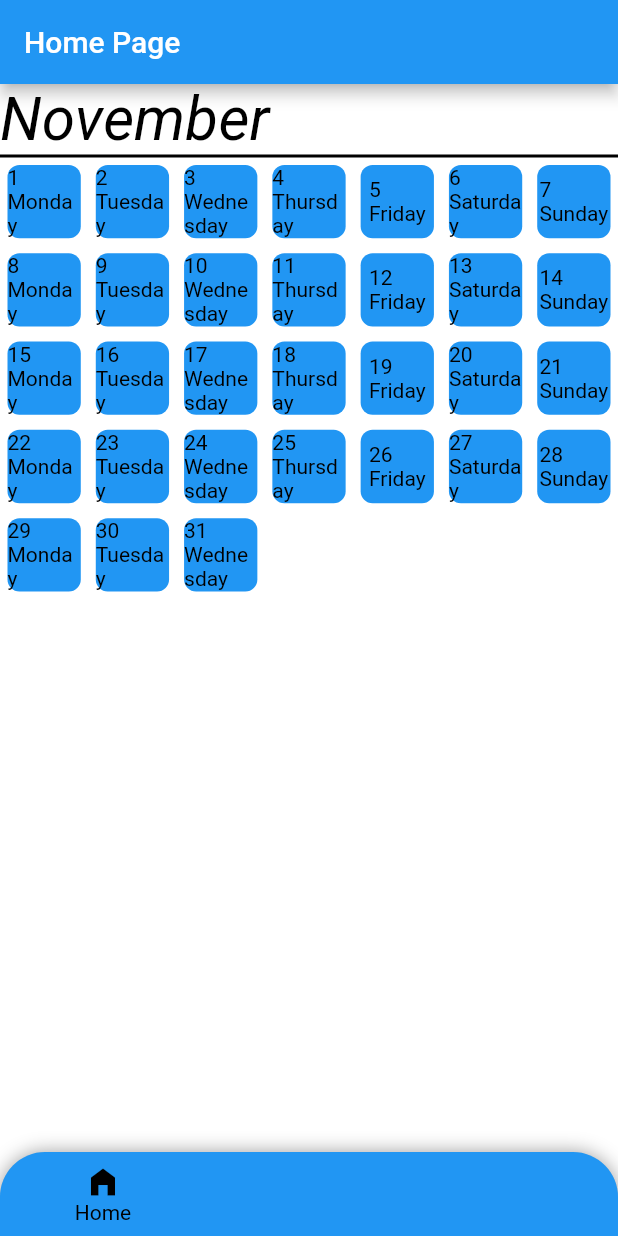
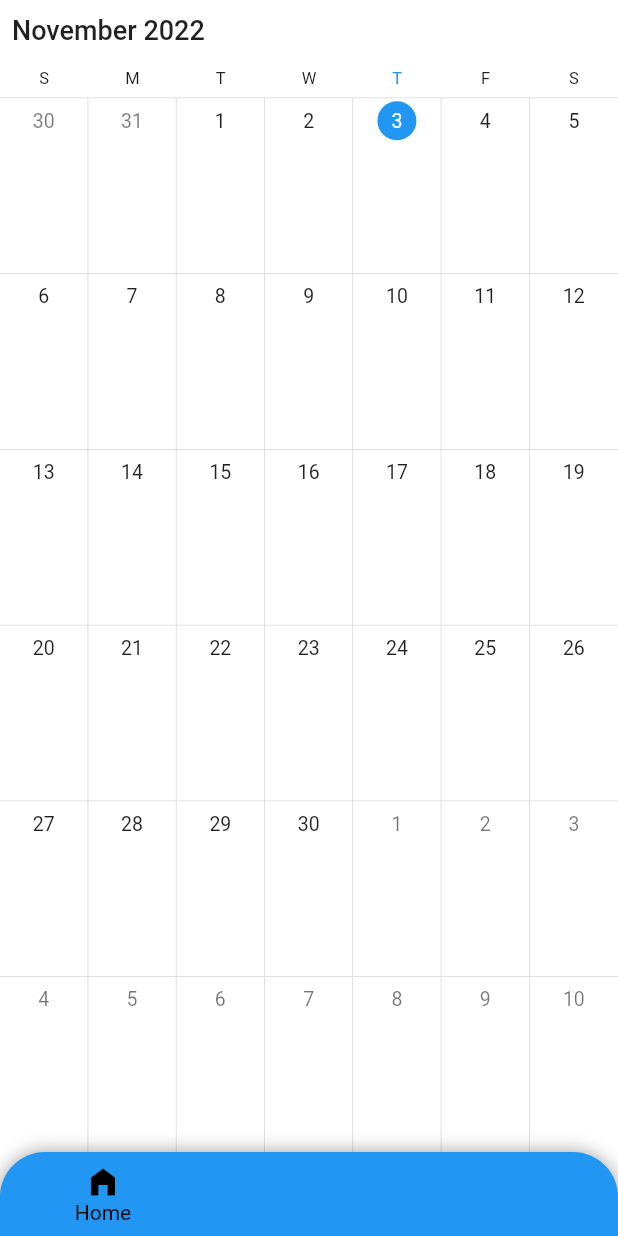
Before and after one commit to DexterDavenport/Schedule_App, a Flutter app: the screen it shows after launch, on a phone screen of 412 x 824 dp. Run offline on Flutter 3.47's test engine with Material 2 defaults, Android fonts, the phone set to English and light mode, and no system bars; drawn by our look-alikes of syncfusion_flutter_calendar.

```diff
--- a/lib/contexts/themes.dart
+++ b/lib/contexts/themes.dart
@@ -18,7 +18,6 @@ class CustomTheme with ChangeNotifier {
     return ThemeData(
       primarySwatch: Colors.blue,
       primaryColor: Colors.blue,
-      accentColor: Colors.white,
       backgroundColor: Colors.white,
       scaffoldBackgroundColor: Colors.white,
       textTheme: const TextTheme(
@@ -34,7 +33,6 @@ class CustomTheme with ChangeNotifier {
     return ThemeData(
       primarySwatch: Colors.blueGrey,
       primaryColor: Colors.black,
-      accentColor: Colors.white,
       backgroundColor: Colors.yellow,
       scaffoldBackgroundColor: Colors.black,
       textTheme: const TextTheme(
--- a/lib/pages/home_page.dart
+++ b/lib/pages/home_page.dart
@@ -1,96 +1,6 @@
 import 'package:flutter/material.dart';
-
-const List<String> dayMap = [
-  'Sunday',
-  'Monday',
-  'Tuesday',
-  'Wednesday',
-  'Thursday',
-  'Friday',
-  'Saturday',
-];
-
-const List<String> monthMap = [
-  'January',
-  'February',
-  'March',
-  'April',
-  'May',
-  'June',
-  'July',
-  'August',
-  'September',
-  'October',
-  'November',
-  'December'
-];
-
-class Calendar extends StatelessWidget {
-  const Calendar({Key? key}) : super(key: key);
-
-  static DateTime now = DateTime.now();
-  static String month = monthMap[(now.month - 1) % monthMap.length];
-
-  @override
-  Widget build(BuildContext context) {
-    return Column(
-      crossAxisAlignment: CrossAxisAlignment.start,
-      children: [
-        Text(
-          month,
-          style: const TextStyle(
-            fontSize: 40,
-            fontStyle: FontStyle.italic),
-          textAlign: TextAlign.start,
-        ),
-        const Divider(
-              color: Colors.black,
-              height: 2,
-              thickness: 2,
-            ),
-        GridView.builder(
-          itemCount: 31,
-          scrollDirection: Axis.vertical,
-          shrinkWrap: true,
-          physics: const ScrollPhysics(),
-          itemBuilder: (BuildContext ctxt, int index) => CalendarDay(
-            dayNum: index + 1,
-          ),
-          gridDelegate: const SliverGridDelegateWithFixedCrossAxisCount(
-            crossAxisCount: 7,
-          ),
-        ),
-      ],
-    );
-  }
-}
-
-class CalendarDay extends StatelessWidget {
-  const CalendarDay({
-    Key? key,
-    required this.dayNum,
-  }) : super(key: key);
-
-  final int dayNum;
-
-  @override
-  Widget build(BuildContext context) {
-    String dayOfWeek = dayMap[dayNum % 7];
-
-    return Container(
-      margin: const EdgeInsets.all(5),
-      decoration: const BoxDecoration(
-        color: Colors.blue,
-        borderRadius: BorderRadius.all(Radius.circular(8)),
-      ),
-      child: Center(
-        child: Text(
-          '$dayNum\n$dayOfWeek',
-        ),
-      ),
-    );
-  }
-}
+// ignore: import_of_legacy_library_into_null_safe
+import 'package:syncfusion_flutter_calendar/calendar.dart';
 
 class MyHomePage extends StatefulWidget {
   const MyHomePage({Key? key, required this.title}) : super(key: key);
@@ -102,18 +12,11 @@ class MyHomePage extends StatefulWidget {
 }
 
 class _MyHomePageState extends State<MyHomePage> {
-  bool alternate = false;
-
   @override
   Widget build(BuildContext context) {
     return Scaffold(
-      appBar: AppBar(
-        title: Text(widget.title),
-      ),
-      body: Column(
-        children: const [
-          Calendar(),
-        ],
+      body: SfCalendar(
+        view: CalendarView.month,
       ),
     );
   }
--- a/pubspec.yaml
+++ b/pubspec.yaml
@@ -31,6 +31,7 @@ dependencies:
   flutter:
     sdk: flutter
   intl: ^0.17.0
+  syncfusion_flutter_calendar: ^20.3.52
 
   # The following adds the Cupertino Icons font to your application.
   # Use with the CupertinoIcons class for iOS style icons.
```
Also changed, not shown: pubspec.lock, 4 other files.
